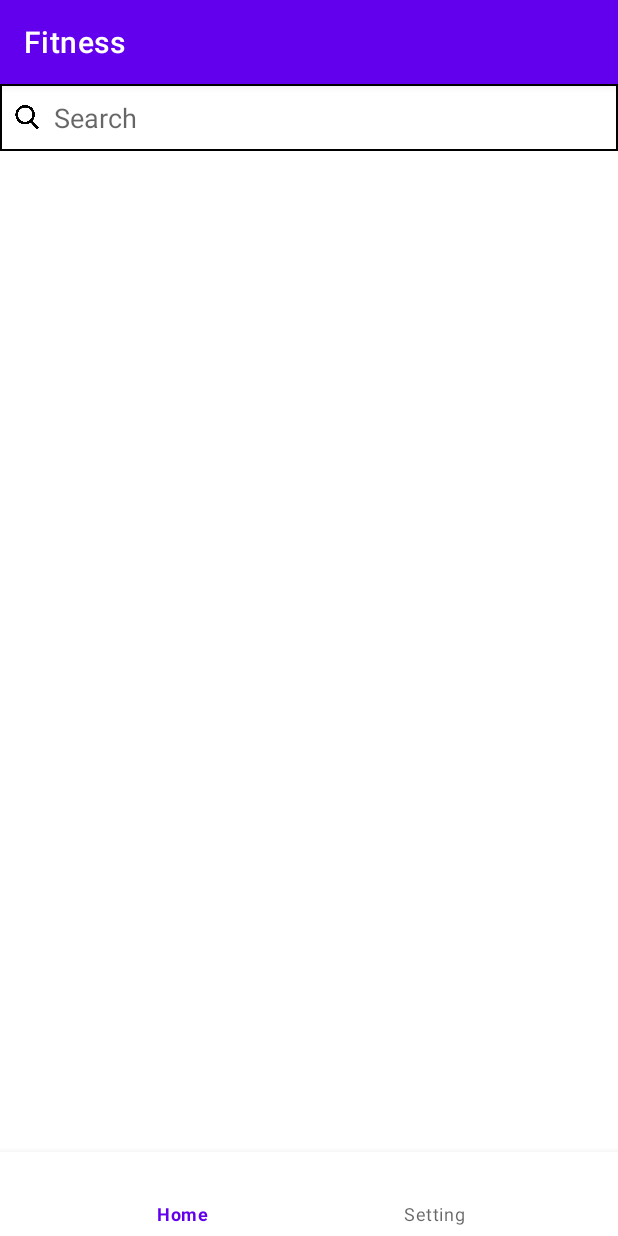
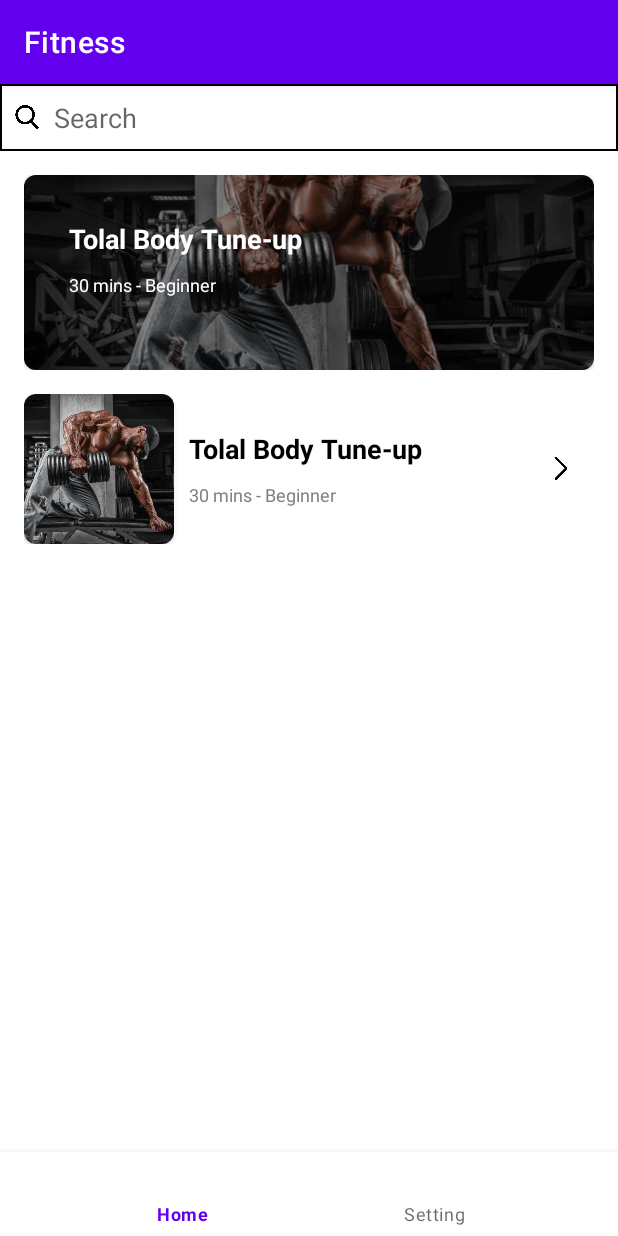
Before and after one commit to MingHieu/PTIT-LTMB-Fitness, an Android app: the screen it shows after launch (MainActivity), on a phone screen of 412 x 824 dp. Run offline under Robolectric (Android 15) with nearby library versions, the phone set to English and light mode, and no system bars; our stand-ins replace Dagger/Hilt's generated code, Picasso, data binding, navigation-ui; pictures from the network do not load.

Commit message:
add ExerciseCardView and ExerciseGroupCardView component

```diff
--- a/app/build.gradle.kts
+++ b/app/build.gradle.kts
@@ -68,4 +68,7 @@ dependencies {
     implementation("com.squareup.moshi:moshi:1.15.0")
     implementation("com.squareup.moshi:moshi-kotlin:1.15.0")
     ksp("com.squareup.moshi:moshi-kotlin-codegen:1.15.0")
+
+    // Picasso
+    implementation("com.squareup.picasso:picasso:2.8")
 }
--- /dev/null
+++ b/app/src/main/java/com/ltmb/fitness/widget/exercisecardview/ExerciseCardView.kt
@@ -0,0 +1,50 @@
+package com.ltmb.fitness.widget.exercisecardview
+
+import android.content.Context
+import android.util.AttributeSet
+import android.view.LayoutInflater
+import android.widget.LinearLayout
+import com.ltmb.fitness.R
+import com.ltmb.fitness.databinding.ViewExerciseCardViewBinding
+import com.squareup.picasso.Picasso
+
+class ExerciseCardView @JvmOverloads constructor(
+    context: Context,
+    attrs: AttributeSet? = null
+) : LinearLayout(context, attrs) {
+
+    private val binding =
+        ViewExerciseCardViewBinding.inflate(
+            LayoutInflater.from(context),
+            this,
+            true
+        )
+
+    init {
+        readAttributes(attrs)
+    }
+
+    private fun readAttributes(attrs: AttributeSet?) {
+        context.theme.obtainStyledAttributes(
+            attrs,
+            R.styleable.ExerciseCardView,
+            0,
+            0
+        ).apply {
+            if (hasValue(R.styleable.ExerciseCardView_ecv_thumbnail_src)) {
+                val url = getString(R.styleable.ExerciseCardView_ecv_thumbnail_src)
+                Picasso.get().load(url).into(binding.ecvThumbnail)
+            }
+
+            if (hasValue(R.styleable.ExerciseCardView_ecv_title)) {
+                val text = getString(R.styleable.ExerciseCardView_ecv_title)
+                binding.ecvTitle.text = text
+            }
+
+            if (hasValue(R.styleable.ExerciseCardView_ecv_sub_title)) {
+                val text = getString(R.styleable.ExerciseCardView_ecv_sub_title)
+                binding.ecvSubTitle.text = text
+            }
+        }
+    }
+}
--- /dev/null
+++ b/app/src/main/java/com/ltmb/fitness/widget/exercisegroupcardview/ExerciseGroupCardView.kt
@@ -0,0 +1,50 @@
+package com.ltmb.fitness.widget.exercisegroupcardview
+
+import android.content.Context
+import android.util.AttributeSet
+import android.view.LayoutInflater
+import android.widget.LinearLayout
+import com.ltmb.fitness.R
+import com.ltmb.fitness.databinding.ViewExerciseGroupCardViewBinding
+import com.squareup.picasso.Picasso
+
+class ExerciseGroupCardView @JvmOverloads constructor(
+    context: Context,
+    attrs: AttributeSet? = null
+) : LinearLayout(context, attrs) {
+
+    private val binding =
+        ViewExerciseGroupCardViewBinding.inflate(
+            LayoutInflater.from(context),
+            this,
+            true
+        )
+
+    init {
+        readAttributes(attrs)
+    }
+
+    private fun readAttributes(attrs: AttributeSet?) {
+        context.theme.obtainStyledAttributes(
+            attrs,
+            R.styleable.ExerciseGroupCardView,
+            0,
+            0
+        ).apply {
+            if (hasValue(R.styleable.ExerciseGroupCardView_egc_thumbnail_src)) {
+                val url = getString(R.styleable.ExerciseGroupCardView_egc_thumbnail_src)
+                Picasso.get().load(url).into(binding.egcThumbnail)
+            }
+
+            if (hasValue(R.styleable.ExerciseGroupCardView_egc_title)) {
+                val text = getString(R.styleable.ExerciseGroupCardView_egc_title)
+                binding.egcTitle.text = text
+            }
+
+            if (hasValue(R.styleable.ExerciseGroupCardView_egc_sub_title)) {
+                val text = getString(R.styleable.ExerciseGroupCardView_egc_sub_title)
+                binding.egcSubTitle.text = text
+            }
+        }
+    }
+}
--- a/app/src/main/res/layout/fragment_home.xml
+++ b/app/src/main/res/layout/fragment_home.xml
@@ -30,8 +30,17 @@
             <LinearLayout
                 android:layout_width="match_parent"
                 android:layout_height="wrap_content"
-                android:orientation="vertical">
+                android:orientation="vertical"
+                android:padding="16dp">
 
+                <com.ltmb.fitness.widget.exercisegroupcardview.ExerciseGroupCardView
+                    android:layout_width="match_parent"
+                    android:layout_height="wrap_content"
+                    android:layout_marginBottom="16dp" />
+
+                <com.ltmb.fitness.widget.exercisecardview.ExerciseCardView
+                    android:layout_width="match_parent"
+                    android:layout_height="wrap_content" />
             </LinearLayout>
         </ScrollView>
     </LinearLayout>
--- /dev/null
+++ b/app/src/main/res/layout/view_exercise_card_view.xml
@@ -0,0 +1,63 @@
+<?xml version="1.0" encoding="utf-8"?>
+<layout xmlns:android="http://schemas.android.com/apk/res/android"
+    xmlns:app="http://schemas.android.com/apk/res-auto">
+
+    <LinearLayout
+        android:layout_width="match_parent"
+        android:layout_height="wrap_content"
+        android:orientation="horizontal">
+
+        <androidx.cardview.widget.CardView
+            android:layout_width="wrap_content"
+            android:layout_height="wrap_content"
+            app:cardCornerRadius="8dp">
+
+            <ImageView
+                android:id="@+id/ecv_thumbnail"
+                android:layout_width="100dp"
+                android:layout_height="100dp"
+                android:scaleType="centerCrop"
+                android:src="@drawable/img_exercise_thumbnail" />
+        </androidx.cardview.widget.CardView>
+
+        <LinearLayout
+            android:layout_width="match_parent"
+            android:layout_height="match_parent"
+            android:gravity="center"
+            android:orientation="horizontal"
+            android:paddingHorizontal="10dp">
+
+            <LinearLayout
+                android:layout_width="0dp"
+                android:layout_height="wrap_content"
+                android:layout_marginEnd="6dp"
+                android:layout_weight="1"
+                android:orientation="vertical">
+
+                <TextView
+                    android:id="@+id/ecv_title"
+                    android:layout_width="wrap_content"
+                    android:layout_height="wrap_content"
+                    android:layout_gravity="bottom"
+                    android:layout_marginBottom="10dp"
+                    android:text="Tolal Body Tune-up"
+                    android:textColor="@color/ecv_title"
+                    android:textSize="18sp"
+                    android:textStyle="bold" />
+
+                <TextView
+                    android:id="@+id/ecv_sub_title"
+                    android:layout_width="wrap_content"
+                    android:layout_height="wrap_content"
+                    android:text="30 mins - Beginner"
+                    android:textColor="@color/ecv_sub_title"
+                    android:textSize="12sp" />
+            </LinearLayout>
+
+            <ImageView
+                android:layout_width="24dp"
+                android:layout_height="24dp"
+                android:src="@drawable/ic_arrow_right" />
+        </LinearLayout>
+    </LinearLayout>
+</layout>
--- /dev/null
+++ b/app/src/main/res/layout/view_exercise_group_card_view.xml
@@ -0,0 +1,49 @@
+<?xml version="1.0" encoding="utf-8"?>
+<layout xmlns:android="http://schemas.android.com/apk/res/android"
+    xmlns:app="http://schemas.android.com/apk/res-auto">
+
+    <androidx.cardview.widget.CardView
+        android:layout_width="match_parent"
+        android:layout_height="wrap_content"
+        app:cardCornerRadius="8dp">
+
+        <FrameLayout
+            android:layout_width="match_parent"
+            android:layout_height="wrap_content">
+
+            <ImageView
+                android:id="@+id/egc_thumbnail"
+                android:layout_width="match_parent"
+                android:layout_height="130dp"
+                android:scaleType="centerCrop"
+                android:src="@drawable/img_exercise_thumbnail" />
+
+            <LinearLayout
+                android:layout_width="match_parent"
+                android:layout_height="match_parent"
+                android:background="@color/ecv_surface"
+                android:orientation="vertical"
+                android:padding="30dp">
+
+                <TextView
+                    android:id="@+id/egc_title"
+                    android:layout_width="wrap_content"
+                    android:layout_height="wrap_content"
+                    android:layout_gravity="bottom"
+                    android:layout_marginBottom="10dp"
+                    android:text="Tolal Body Tune-up"
+                    android:textColor="@color/egc_title"
+                    android:textSize="18sp"
+                    android:textStyle="bold" />
+
+                <TextView
+                    android:id="@+id/egc_sub_title"
+                    android:layout_width="wrap_content"
+                    android:layout_height="wrap_content"
+                    android:text="30 mins - Beginner"
+                    android:textColor="@color/egc_sub_title"
+                    android:textSize="12sp" />
+            </LinearLayout>
+        </FrameLayout>
+    </androidx.cardview.widget.CardView>
+</layout>
--- a/app/src/main/res/values/attrs.xml
+++ b/app/src/main/res/values/attrs.xml
@@ -7,4 +7,16 @@
         <attr name="android:hint" format="string" />
         <attr name="android:inputType" />
     </declare-styleable>
+
+    <declare-styleable name="ExerciseCardView">
+        <attr name="ecv_thumbnail_src" format="string" />
+        <attr name="ecv_title" format="string" />
+        <attr name="ecv_sub_title" format="string" />
+    </declare-styleable>
+
+    <declare-styleable name="ExerciseGroupCardView">
+        <attr name="egc_thumbnail_src" format="string" />
+        <attr name="egc_title" format="string" />
+        <attr name="egc_sub_title" format="string" />
+    </declare-styleable>
 </resources>
--- a/app/src/main/res/values/colors.xml
+++ b/app/src/main/res/values/colors.xml
@@ -1,10 +1,7 @@
 <?xml version="1.0" encoding="utf-8"?>
 <resources>
-
-    <color name="primary">@color/purple_200</color>
-
+    <!-- basic -->
     <color name="transparent">#00000000</color>
-
     <color name="purple_200">#FFBB86FC</color>
     <color name="purple_500">#FF6200EE</color>
     <color name="purple_700">#FF3700B3</color>
@@ -12,4 +9,16 @@
     <color name="teal_700">#FF018786</color>
     <color name="black">#FF000000</color>
     <color name="white">#FFFFFFFF</color>
+    <color name="gray">#808080</color>
+
+    <!-- theme -->
+    <color name="primary">@color/purple_200</color>
+
+    <!-- component -->
+    <color name="ecv_surface">#66000000</color>
+    <color name="ecv_title">@color/black</color>
+    <color name="ecv_sub_title">@color/gray</color>
+
+    <color name="egc_title">@color/white</color>
+    <color name="egc_sub_title">@color/white</color>
 </resources>
```
Also changed, not shown: app/src/main/res/drawable/ic_arrow_right.png (added), app/src/main/res/drawable/img_exercise_thumbnail.jpeg (added).
